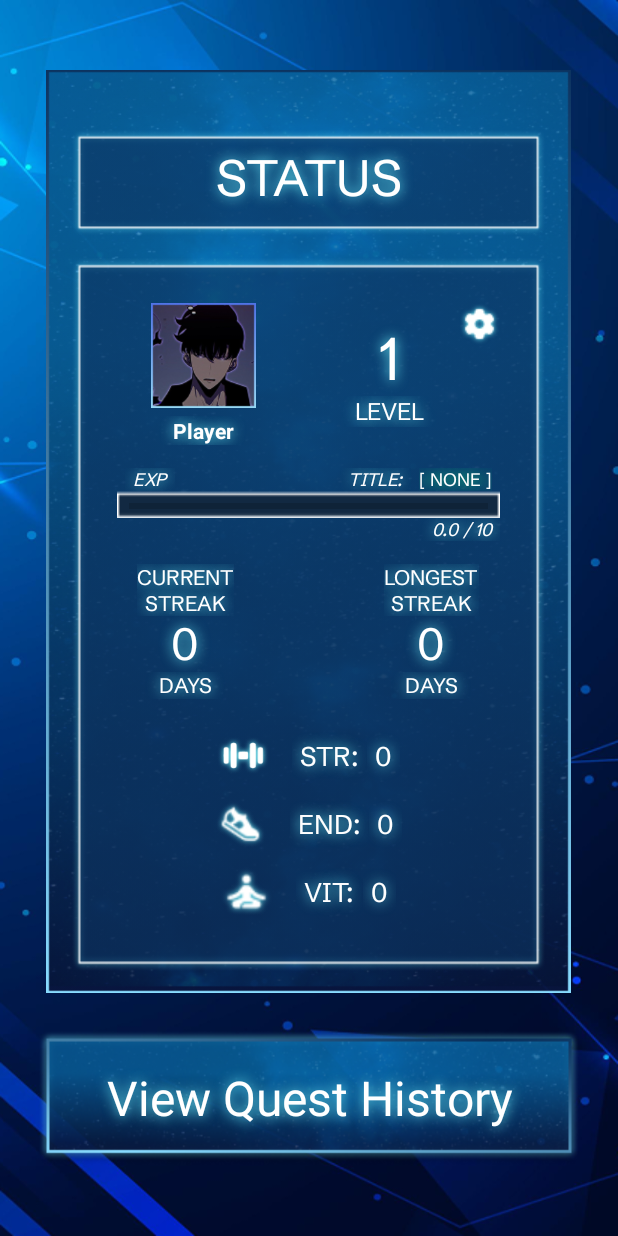
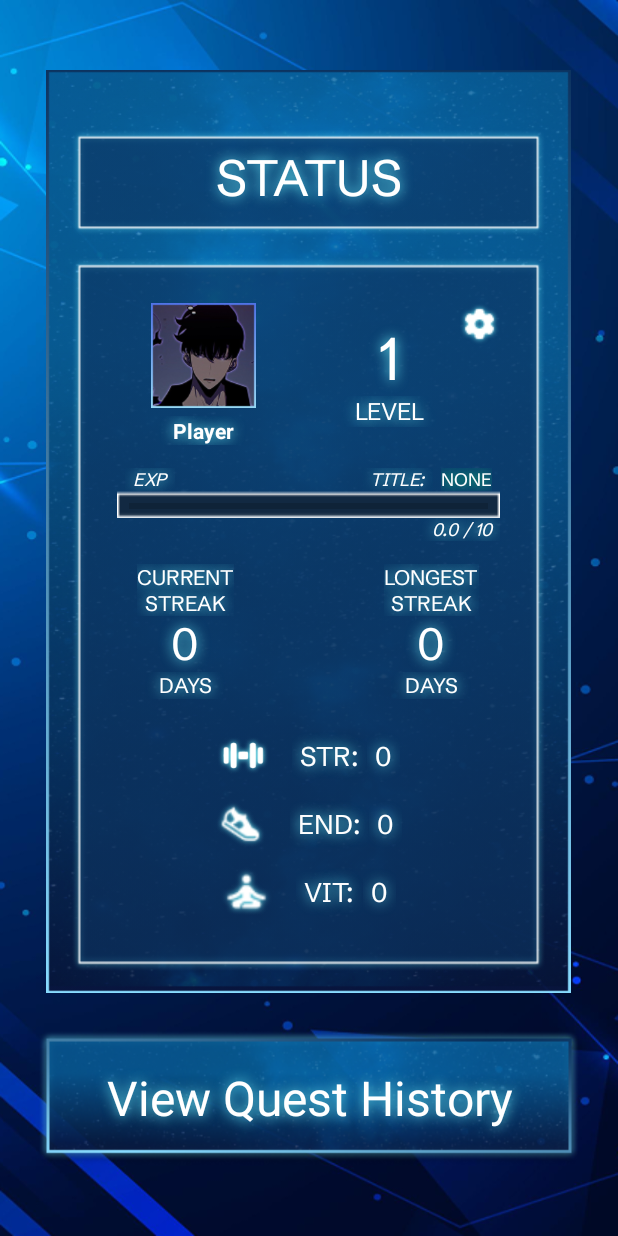
Before and after one commit to nimbus7462/solofit, an Android app built with Jetpack Compose: the StatusActivity screen opened directly, with no data from a screen before it, on a phone screen of 412 x 824 dp. Run offline under Robolectric (Android 15) with nearby library versions, the phone set to English and light mode, and no system bars; pictures from the network do not load; Roboto replaces fonts that are not available here.

Commit message:
very minor

```diff
--- a/app/src/main/java/com/example/solofit/StatusAndQHistoryActivities/StatusActivity.kt
+++ b/app/src/main/java/com/example/solofit/StatusAndQHistoryActivities/StatusActivity.kt
@@ -5,10 +5,12 @@ import android.net.Uri
 import android.os.Bundle
 import android.view.View
 import androidx.appcompat.app.AppCompatActivity
+import androidx.core.content.ContextCompat
 import com.example.solofit.database.MyDatabaseHelper
 import com.example.solofit.databinding.StatusPageBinding
 import com.example.solofit.model.User
 import androidx.core.net.toUri
+import com.example.solofit.R
 import com.example.solofit.SettingsActivities.SettingsActivity
 import com.example.solofit.utilities.Extras
 
@@ -48,7 +50,7 @@ class StatusActivity : AppCompatActivity() {
         android.util.Log.d("USER_TITLES", "Unlocked Titles (${unlockedTitles.size}): $unlockedTitles")
         viewBinding.txvLevelValue.text = user.level.toString()
         if (user.selectedTitle.isNullOrBlank()) {
-            viewBinding.txvUserTitle.text = "[ NONE ]"
+            viewBinding.txvUserTitle.text = "NONE"
         } else {
             viewBinding.txvUserTitle.text = user.selectedTitle
         }
```
